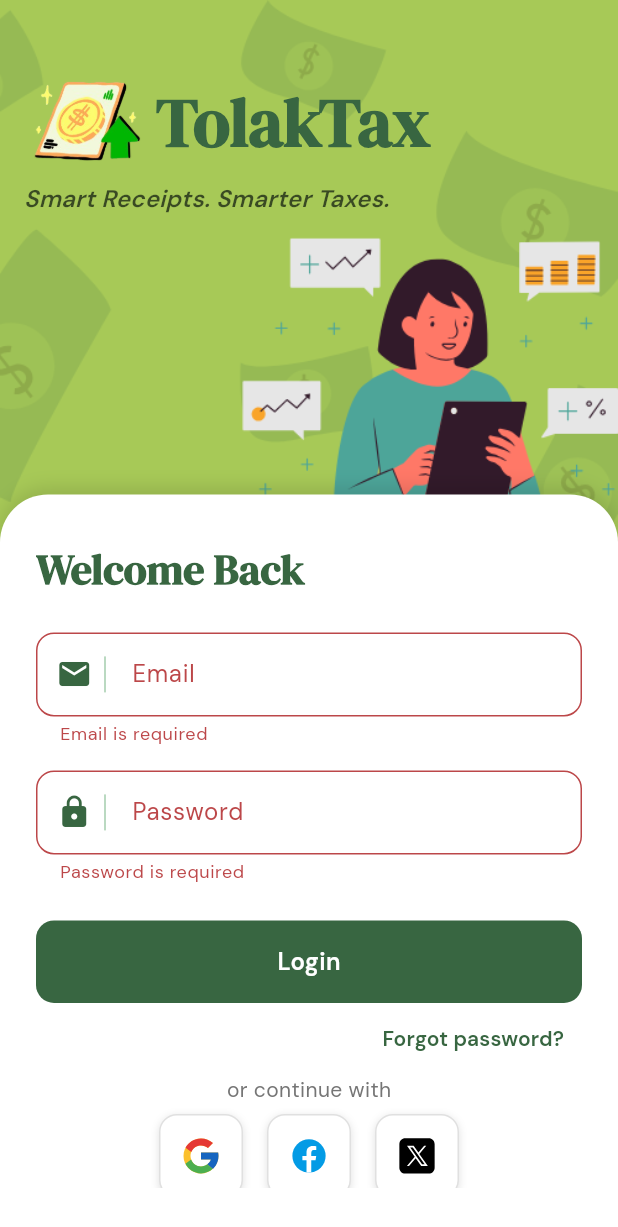
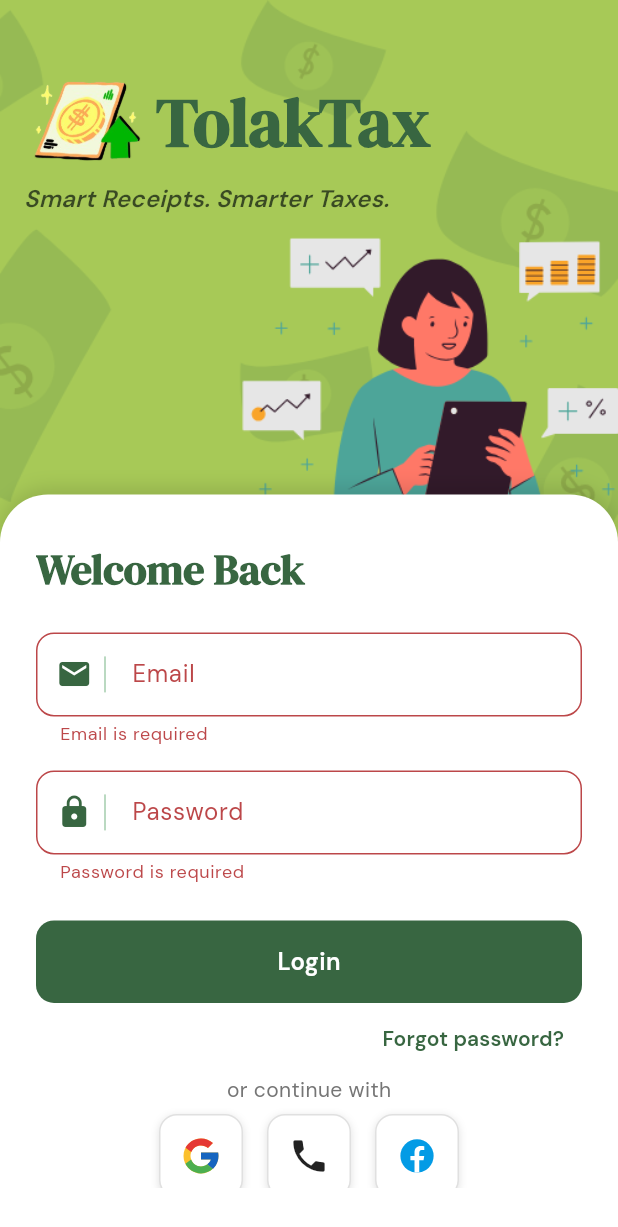
Before and after one commit to vinky0813/tolak_tax, a Flutter app: the screen it shows after launch, after a tap on "Login", on a phone screen of 412 x 824 dp. Shown: the top 1227 px of the screen. Run offline on Flutter 3.47's test engine with Material 3 defaults, Android fonts, the light colour scheme and no system bars; our stand-ins replace firebase_auth, firebase_core, flutter_svg, google_sign_in; accounts and stored records are empty.

Commit message:
Added Splash Screen, Phone Auth Added But only Test Phone Numbers

```diff
--- a/lib/main.dart
+++ b/lib/main.dart
@@ -3,8 +3,11 @@ import 'package:tolak_tax/firebase/firebase_initializer.dart';
 import 'package:tolak_tax/screens/forgot_password_screen.dart';
 import 'package:tolak_tax/screens/home_screen.dart';
 import 'package:tolak_tax/screens/login_screen.dart';
+import 'package:tolak_tax/screens/otp_verification_screen.dart';
+import 'package:tolak_tax/screens/phone_number_input_screen.dart';
 import 'package:tolak_tax/screens/reset_password_screen.dart';
 import 'package:tolak_tax/screens/signup_screen.dart';
+import 'package:tolak_tax/screens/splash_screen.dart';
 import 'package:tolak_tax/themes/app_theme.dart';
 
 Future<void> main() async {
@@ -23,15 +26,39 @@ class MyApp extends StatelessWidget {
       theme: AppTheme.light(),
       darkTheme: AppTheme.dark(),
       themeMode: ThemeMode.system,
-      home: SignupScreen(),
-      initialRoute: '/login',
-      routes: {
-        '/login': (context) => const LoginScreen(),
-        '/signup': (context) => const SignupScreen(),
-        '/forgot-password': (context) => ForgotPasswordScreen(),
-        '/reset-password': (context) => ResetPasswordScreen(),
-        '/home': (context) => const HomeScreen(),
+      home: const SplashScreen(),
+      onGenerateRoute: (settings) {
+        switch (settings.name) {
+          case '/login':
+            return MaterialPageRoute(builder: (_) => const LoginScreen());
+          case '/signup':
+            return MaterialPageRoute(builder: (_) => const SignupScreen());
+          case '/forgot-password':
+            return MaterialPageRoute(builder: (_) => ForgotPasswordScreen());
+          case '/reset-password':
+            return MaterialPageRoute(builder: (_) => ResetPasswordScreen());
+          case '/home':
+            return MaterialPageRoute(builder: (_) => const HomeScreen());
+          case '/input-phone':
+            return MaterialPageRoute(builder: (_) => const PhoneNumberInputScreen());
+          case '/otp-verification':
+            final args = settings.arguments as Map<String, dynamic>;
+            return MaterialPageRoute(
+              builder: (_) => OTPVerificationScreen(
+                phoneNumber: args['phoneNumber'],
+                verificationId: args['verificationId'],
+              ),
+            );
+          default:
+            // make a real 404 error page when free
+            return MaterialPageRoute(
+              builder: (_) => const Scaffold(
+                body: Center(child: Text("Page not found")),
+              ),
+            );
+        }
       },
+
     );
   }
 }
--- a/lib/screens/home_screen.dart
+++ b/lib/screens/home_screen.dart
@@ -15,6 +15,7 @@ class HomeScreen extends StatelessWidget {
 
     return Scaffold(
       appBar: AppBar(
+        automaticallyImplyLeading: false,
         title: const Text('Home'),
         actions: [
           IconButton(
--- a/lib/screens/login_screen.dart
+++ b/lib/screens/login_screen.dart
@@ -237,14 +237,14 @@ class _LoginScreenState extends State<LoginScreen> {
                               }
                             },),
                           const SizedBox(width: 16),
+                          LoginSoclalbutton(iconData: Icons.phone,
+                            onTap: () {
+                              Navigator.pushNamed(context, '/input-phone');
+                            },),
+                          const SizedBox(width: 16),
                           LoginSoclalbutton(assetPath:'assets/icons/icons8-facebook.svg',
                             onTap: () {
                               // handle Facebook login
-                            },),
-                          const SizedBox(width: 16),
-                          LoginSoclalbutton(assetPath:'assets/icons/icons8-twitter.svg',
-                            onTap: () {
-                              // handle Twitter login
                             },),
                         ],
                       ),
--- /dev/null
+++ b/lib/screens/splash_screen.dart
@@ -0,0 +1,90 @@
+import 'package:flutter/material.dart';
+import 'package:firebase_auth/firebase_auth.dart';
+
+class SplashScreen extends StatefulWidget {
+  const SplashScreen({super.key});
+
+  @override
+  State<SplashScreen> createState() => _SplashScreenState();
+}
+
+class _SplashScreenState extends State<SplashScreen> {
+  @override
+  void initState() {
+    super.initState();
+    _checkAuth();
+  }
+
+  Future<void> _checkAuth() async {
+    await Future.delayed(const Duration(seconds: 2));
+
+    final user = FirebaseAuth.instance.currentUser;
+
+    if (user != null) {
+      Navigator.of(context).pushReplacementNamed('/home');
+    } else {
+      Navigator.of(context).pushReplacementNamed('/login');
+    }
+  }
+
+  @override
+  Widget build(BuildContext context) {
+    final theme = Theme.of(context);
+
+    return Scaffold(
+      body: Stack(
+        fit: StackFit.expand,
+        children: [
+          Image.asset(
+            "assets/backgrounds/tolaktax-background1.png",
+            fit: BoxFit.cover,
+          ),
+          Container(
+            color: Colors.black.withOpacity(0.3),
+          ),
+          Center(
+            child: Column(
+              mainAxisSize: MainAxisSize.min,
+              crossAxisAlignment: CrossAxisAlignment.center,
+              children: [
+                Row(
+                  mainAxisSize: MainAxisSize.min,
+                  crossAxisAlignment: CrossAxisAlignment.center,
+                  children: [
+                    SizedBox(
+                      width: 80,
+                      height: 80,
+                      child: Image.asset(
+                        "assets/icons/app_icon_without_background.png",
+                        fit: BoxFit.contain,
+                      ),
+                    ),
+                    const SizedBox(width: 8),
+                    Text(
+                      "TolakTax",
+                      style: theme.textTheme.displayMedium?.copyWith(
+                        color: theme.colorScheme.primary,
+                        fontWeight: FontWeight.bold,
+                      ),
+                    ),
+                  ],
+                ),
+                Text(
+                  "Smart Receipts. Smarter Taxes.",
+                  style: theme.textTheme.titleMedium?.copyWith(
+                    color: theme.colorScheme.onSurface.withOpacity(0.7),
+                    fontStyle: FontStyle.italic,
+                  ),
+                ),
+                const SizedBox(height: 24),
+                const CircularProgressIndicator(
+                  color: Colors.white,
+                ),
+              ],
+            ),
+          ),
+        ],
+      ),
+    );
+  }
+}
--- a/lib/widgets/login_soclalbutton.dart
+++ b/lib/widgets/login_soclalbutton.dart
@@ -2,17 +2,35 @@ import 'package:flutter/material.dart';
 import 'package:flutter_svg/flutter_svg.dart';
 
 class LoginSoclalbutton extends StatelessWidget {
-  final String assetPath;
+  final String? assetPath;
   final VoidCallback onTap;
+  final IconData? iconData;
 
   const LoginSoclalbutton({
     Key? key,
-    required this.assetPath,
+    this.assetPath,
+    this.iconData,
     required this.onTap,
-  }) : super(key: key);
+  }) : assert(assetPath != null || iconData != null, 'Either assetPath or iconData must be provided'),
+  super(key: key);
 
   @override
   Widget build(BuildContext context) {
+    Widget child;
+    if (assetPath != null) {
+      child = SvgPicture.asset(
+        assetPath!,
+        height: 28,
+        width: 28,
+      );
+    } else {
+      child = Icon(
+        iconData,
+        size: 28,
+        color: Colors.black87,
+      );
+    }
+
     return GestureDetector(
       onTap: onTap,
       child: Container(
@@ -31,11 +49,7 @@ class LoginSoclalbutton extends StatelessWidget {
           ],
         ),
         alignment: Alignment.center,
-        child: SvgPicture.asset(
-          assetPath,
-          height: 28,
-          width: 28,
-        ),
+        child: child,
       ),
     );
   }
```
Also changed, not shown: lib/screens/otp_verification_screen.dart (added, +233 -0 lines), lib/screens/phone_number_input_screen.dart (added, +210 -0 lines), lib/services/auth_service.dart (+43 -0 lines), lib/utils/validators.dart (+13 -0 lines).
